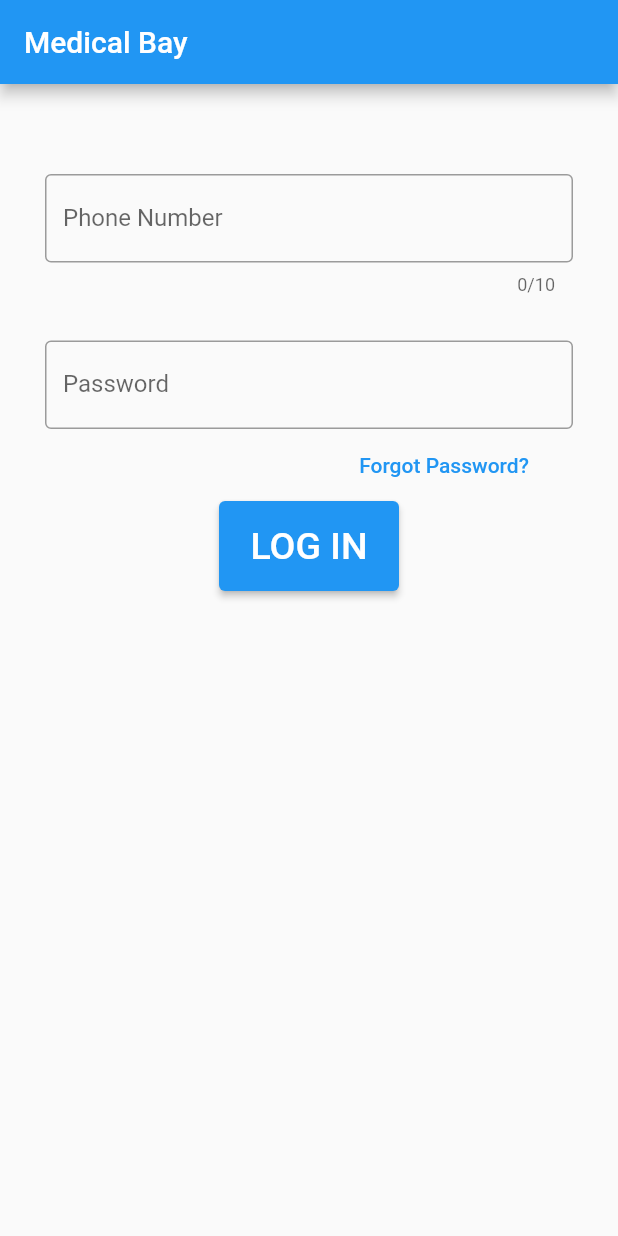
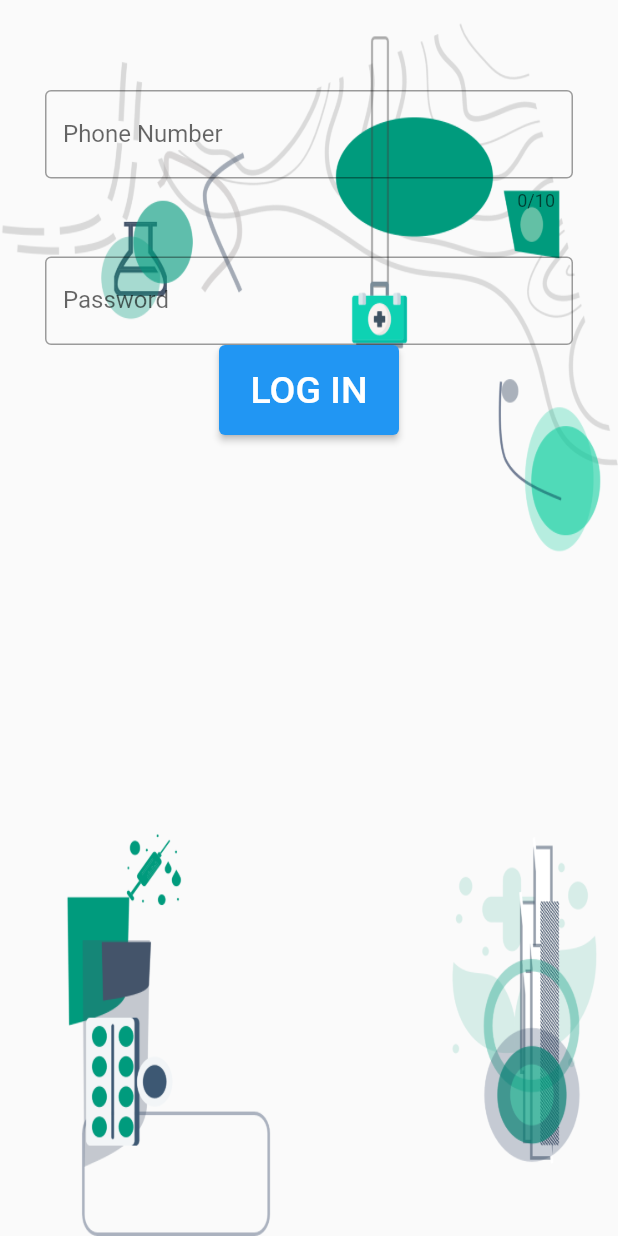
Before and after one commit to yousefabd/Programming_Languages, a Flutter app: the screen it shows after launch, on a phone screen of 412 x 824 dp. Run offline on Flutter 3.47's test engine with Material 2 defaults, Android fonts, the phone set to English and light mode, and no system bars; our stand-ins replace google_fonts.

Commit message:
Added a border image asset for Log-in Screen

```diff
--- a/lib/screens/login.dart
+++ b/lib/screens/login.dart
@@ -8,11 +8,15 @@ class LogInScreen extends StatelessWidget {
   @override
   Widget build(BuildContext context) {
     return Scaffold(
-      appBar: AppBar(
-        title: Text('Medical Bay',
-            style: GoogleFonts.croissantOne(color: Colors.white)),
+      body: Stack(children: [
+        Container(
+          foregroundDecoration: BoxDecoration(
+            image: DecorationImage(
+                image: Image.asset('assets/images/login_border.png').image,
+                fit: BoxFit.fill),
           ),
-      body: Padding(
+        ),
+        Padding(
           padding: const EdgeInsets.symmetric(horizontal: 30, vertical: 60),
           child: Column(
             mainAxisSize: MainAxisSize.min,
@@ -30,17 +34,7 @@ class LogInScreen extends StatelessWidget {
                 decoration: const InputDecoration(
                     label: Text('Password'), border: OutlineInputBorder()),
               ),
-            Container(
-              padding: const EdgeInsets.only(left: 180),
-              child: TextButton(
-                onPressed: () {},
-                child: const Text(
-                  'Forgot Password?',
-                  textAlign: TextAlign.left,
-                ),
-              ),
-            ),
-            Container(
+              SizedBox(
                   height: 60,
                   width: 120,
                   child: ElevatedButton(
@@ -48,13 +42,14 @@ class LogInScreen extends StatelessWidget {
                         print(_numberController.text);
                         print(_passwordController.text);
                       },
-                    child: Text(
+                      child: const Text(
                         'LOG IN',
                         style: TextStyle(fontSize: 25),
                       )))
             ],
           ),
         ),
+      ]),
     );
   }
 }
--- a/pubspec.yaml
+++ b/pubspec.yaml
@@ -60,9 +60,8 @@ flutter:
   uses-material-design: true
 
   # To add assets to your application, add an assets section, like this:
-  # assets:
-  #   - images/a_dot_burr.jpeg
-  #   - images/a_dot_ham.jpeg
+  assets:
+     - assets/images/login_border.png
 
   # An image asset can refer to one or more resolution-specific "variants", see
   # https://flutter.dev/assets-and-images/#resolution-aware
```
Also changed, not shown: assets/images/login_border.png (added). Lines whose indentation alone changed are shown as unchanged.
